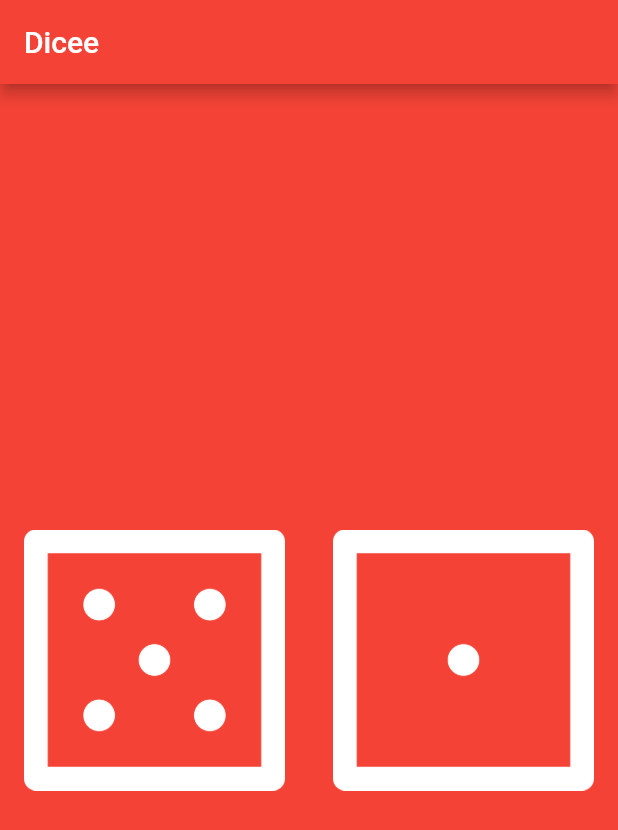
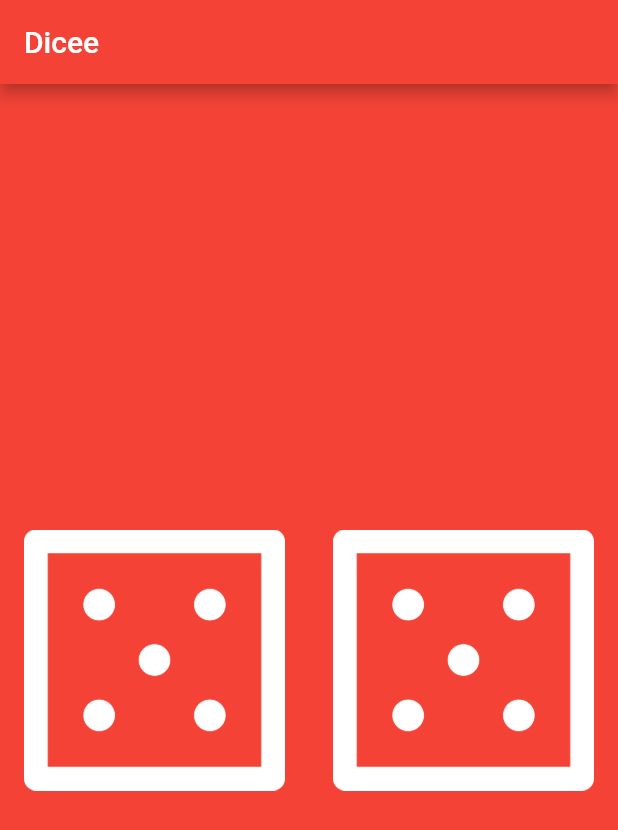
Before and after one commit to damianjahn/dicee-flutter, a Flutter app: the screen it shows after launch, on a phone screen of 412 x 824 dp. Shown: the top 830 px of the screen. Run offline on Flutter 3.47's test engine with Material 2 defaults, Android fonts, the phone set to English and light mode, and no system bars.

```diff
--- a/lib/main.dart
+++ b/lib/main.dart
@@ -1,4 +1,5 @@
 import 'package:flutter/material.dart';
+import 'dart:math';
 
 void main() {
   return runApp(
@@ -15,19 +16,31 @@ void main() {
   );
 }
 
-class DicePage extends StatelessWidget {
+class DicePage extends StatefulWidget {
+  @override
+  _DicePageState createState() => _DicePageState();
+}
+
+class _DicePageState extends State<DicePage> {
+  int leftDiceNumber = Random().nextInt(6) + 1;
+  int rightDiceNumber = Random().nextInt(6) + 1;
+
+  void changeDiceFace() {
+    setState(() {
+      leftDiceNumber = Random().nextInt(6) + 1;
+      rightDiceNumber = Random().nextInt(6) + 1;
+    });
+  }
+
   @override
   Widget build(BuildContext context) {
-
-    var leftDiceNumber = 5;
-
     return Center(
       child: Row(
         children: <Widget>[
           Expanded(
             child: FlatButton(
               onPressed: (){
-
+                changeDiceFace();
               },
               child: Image.asset('images/dice$leftDiceNumber.png'),
             ),
@@ -35,9 +48,9 @@ class DicePage extends StatelessWidget {
           Expanded(
             child: FlatButton(
               onPressed: (){
-
+               changeDiceFace();
               },
-              child: Image.asset('images/dice1.png'),
+              child: Image.asset('images/dice$rightDiceNumber.png'),
             ),
           ),
         ],
```
